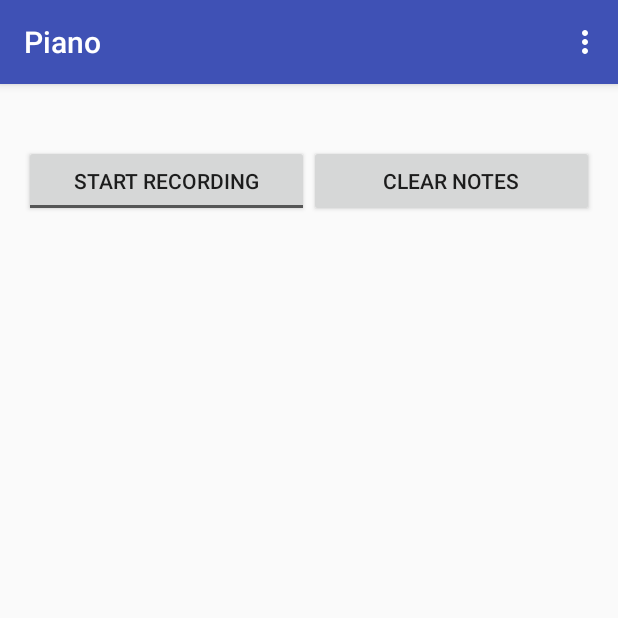
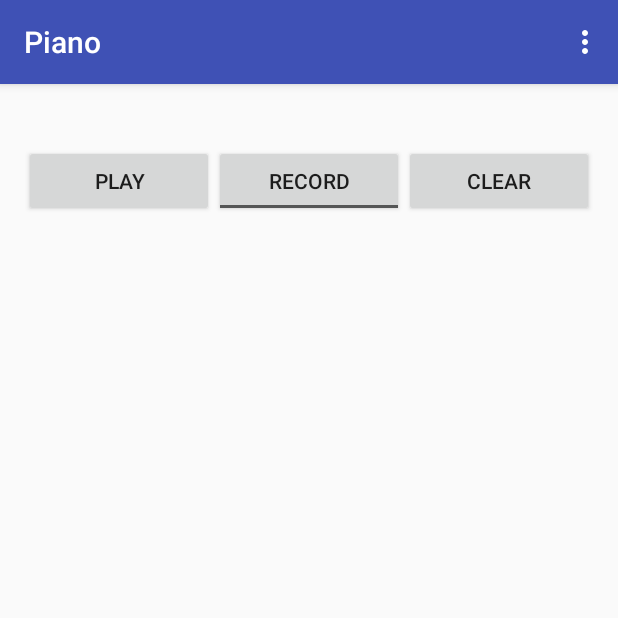
Before and after one commit to sandylai0116/Innovative_Comp_2015, an Android app: the screen it shows after launch (MainActivity), on a phone screen of 412 x 824 dp, the top half of it. Run offline under Robolectric (Android 15) with nearby library versions, the phone set to English and light mode, and no system bars; 2 statements that could not run were skipped.

Commit message:
improve scroll view add play button

```diff
--- a/Piano/app/src/main/java/com/project/piano/MainActivityFragment.java
+++ b/Piano/app/src/main/java/com/project/piano/MainActivityFragment.java
@@ -8,6 +8,7 @@ import android.view.View;
 import android.view.ViewGroup;
 import android.widget.Button;
 import android.widget.CompoundButton;
+import android.widget.HorizontalScrollView;
 import android.widget.ToggleButton;
 
 import com.twobard.pianoview.Piano;
@@ -23,7 +24,9 @@ import java.util.Map;
 public class MainActivityFragment extends Fragment {
     PianoSheet pianoSheet;
     Button clearNotes;
+    Button play;
     ToggleButton recording;
+    HorizontalScrollView pianoSheetLayout;
 
     public MainActivityFragment() {
     }
@@ -36,16 +39,25 @@ public class MainActivityFragment extends Fragment {
         Piano piano = (Piano) view.findViewById(R.id.piano_keyboard);
         pianoSheet = (PianoSheet) view.findViewById(R.id.music_sheet);
         clearNotes = (Button)view.findViewById(R.id.clear_notes);
+        play = (Button)view.findViewById(R.id.play);
         recording = (ToggleButton)view.findViewById(R.id.recording);
+        pianoSheetLayout = (HorizontalScrollView)view.findViewById(R.id.music_sheet_layout);
 
         //listener
         piano.setPianoKeyListener(onPianoKeyPress);
+        play.setOnClickListener(new Button.OnClickListener() {
+            @Override
+            public void onClick(View v) {
+                Log.i("play button", "clicked");
+            }
+        });
         clearNotes.setOnClickListener(new Button.OnClickListener() {
             @Override
             public void onClick(View v) {
                 List<Integer> noteList = new ArrayList<>();
                 pianoSheet.setNoteList(noteList);
                 pianoSheet.invalidate();
+                pianoSheetLayout.scrollTo(0,0);
             }
         });
         recording.setOnCheckedChangeListener(new CompoundButton.OnCheckedChangeListener() {
@@ -87,6 +99,7 @@ public class MainActivityFragment extends Fragment {
                             noteList.add(keyMap.get(id));
                             pianoSheet.setNoteList(noteList);
                             pianoSheet.invalidate();
+                            if(noteList.size()>6)pianoSheetLayout.scrollBy(150, 0);
                         }
                     }
                 }
--- a/Piano/app/src/main/res/layout/fragment_main.xml
+++ b/Piano/app/src/main/res/layout/fragment_main.xml
@@ -26,11 +26,11 @@
         android:layout_width="fill_parent"
         android:layout_height="0dp"
         android:layout_weight="1"
+        android:id="@+id/music_sheet_layout"
         >
         <LinearLayout
             android:layout_width="fill_parent"
             android:layout_height="fill_parent"
-            android:id="@+id/music_sheet_layout"
             >
             <com.project.piano.PianoSheet
                 android:id="@+id/music_sheet"
@@ -55,20 +55,27 @@
     <LinearLayout
         android:orientation="horizontal" android:layout_width="match_parent"
         android:layout_height="match_parent"
-        android:weightSum="2">
+        android:weightSum="3">
+        <Button
+            android:layout_width="0dp"
+            android:layout_weight="1"
+            android:layout_height="wrap_content"
+            android:text="Play"
+            android:id="@+id/play"
+            />
         <ToggleButton
             android:layout_width="0dp"
             android:layout_weight="1"
             android:layout_height="wrap_content"
-            android:textOn="Stop Recording"
-            android:textOff="Start Recording"
+            android:textOn="RECORD"
+            android:textOff="RECORD"
             android:id="@+id/recording"
             />
         <Button
             android:layout_width="0dp"
             android:layout_weight="1"
             android:layout_height="wrap_content"
-            android:text="Clear Notes"
+            android:text="Clear"
             android:id="@+id/clear_notes"
             />
     </LinearLayout>
```
